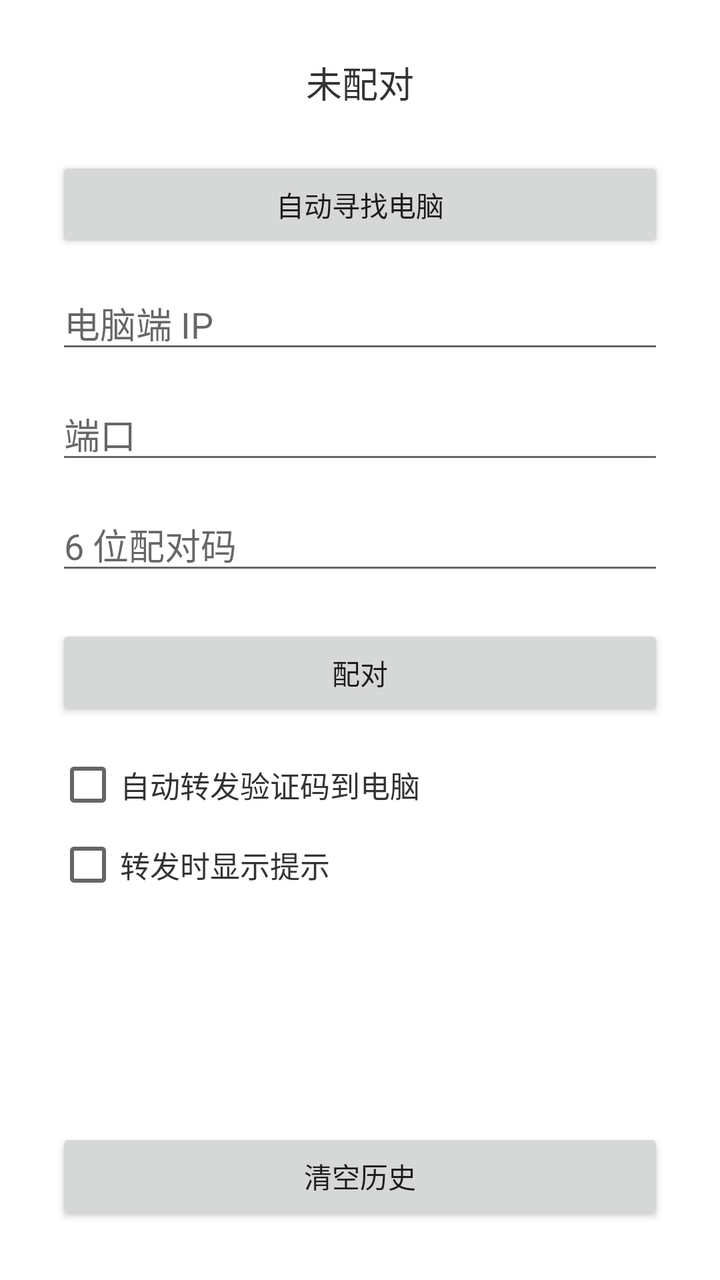
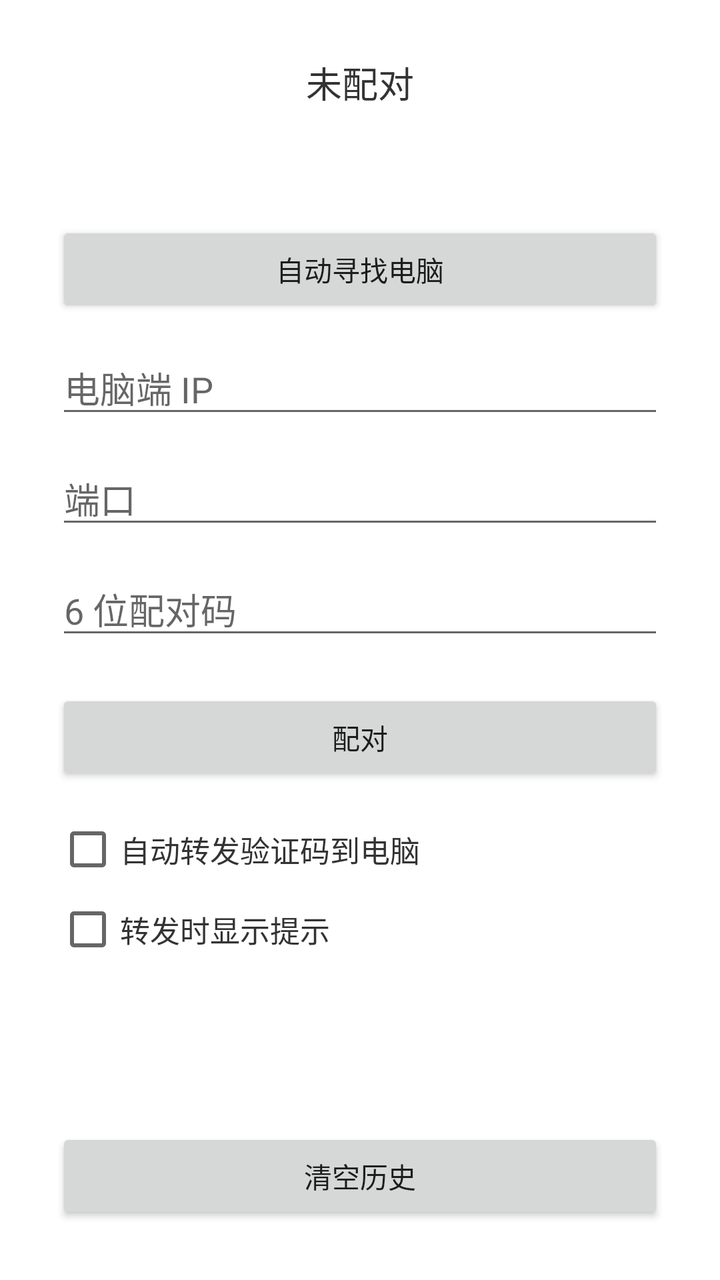

Compare the two renders of this Android layout. The source of the first and the diff that turns it into the second are given below.
<!-- AndroidManifest.xml: application theme android:Theme.Material.Light.NoActionBar -->
<!-- res/layout/activity_main.xml -->
<?xml version="1.0" encoding="utf-8"?>
<LinearLayout xmlns:android="http://schemas.android.com/apk/res/android"
    android:layout_width="match_parent"
    android:layout_height="match_parent"
    android:background="@android:color/white"
    android:gravity="center_horizontal"
    android:orientation="vertical"
    android:padding="28dp">

    <TextView
        android:id="@+id/statusText"
        android:layout_width="match_parent"
        android:layout_height="wrap_content"
        android:layout_marginBottom="24dp"
        android:gravity="center"
        android:text="未配对"
        android:textColor="#333333"
        android:textSize="18sp" />

    <Button
        android:id="@+id/discoverButton"
        android:layout_width="match_parent"
        android:layout_height="wrap_content"
        android:layout_marginBottom="12dp"
        android:text="自动寻找电脑" />

    <EditText
        android:id="@+id/hostInput"
        android:layout_width="match_parent"
        android:layout_height="wrap_content"
        android:layout_marginBottom="12dp"
        android:hint="电脑端 IP"
        android:inputType="text"
        android:singleLine="true" />

    <EditText
        android:id="@+id/portInput"
        android:layout_width="match_parent"
        android:layout_height="wrap_content"
        android:layout_marginBottom="12dp"
        android:hint="端口"
        android:inputType="number"
        android:singleLine="true" />

    <EditText
        android:id="@+id/codeInput"
        android:layout_width="match_parent"
        android:layout_height="wrap_content"
        android:layout_marginBottom="20dp"
        android:hint="6 位配对码"
        android:inputType="number"
        android:maxLength="6"
        android:singleLine="true" />

    <Button
        android:id="@+id/pairButton"
        android:layout_width="match_parent"
        android:layout_height="wrap_content"
        android:text="配对" />

    <Button
        android:id="@+id/unbindButton"
        android:layout_width="match_parent"
        android:layout_height="wrap_content"
        android:layout_marginTop="8dp"
        android:text="断开配对"
        android:visibility="gone" />

    <CheckBox
        android:id="@+id/autoForwardCheckbox"
        android:layout_width="match_parent"
        android:layout_height="wrap_content"
        android:layout_marginTop="16dp"
        android:text="自动转发验证码到电脑"
        android:textColor="#333333"
        android:textSize="15sp" />

    <CheckBox
        android:id="@+id/notifyCheckbox"
        android:layout_width="match_parent"
        android:layout_height="wrap_content"
        android:layout_marginTop="8dp"
        android:text="转发时显示提示"
        android:textColor="#333333"
        android:textSize="15sp" />

    <ListView
        android:id="@+id/historyList"
        android:layout_width="match_parent"
        android:layout_height="0dp"
        android:layout_marginTop="16dp"
        android:layout_weight="1" />

    <Button
        android:id="@+id/clearHistoryButton"
        android:layout_width="match_parent"
        android:layout_height="wrap_content"
        android:layout_marginTop="8dp"
        android:text="清空历史" />

</LinearLayout>
<!-- resources referenced by this layout -->
<resources>

</resources>

<!-- the commit's change to res/layout/activity_main.xml (unified diff, before → after) -->
@@ -16,6 +16,15 @@
         android:text="未配对"
         android:textColor="#333333"
         android:textSize="18sp" />
+
+    <TextView
+        android:id="@+id/aboutText"
+        android:layout_width="match_parent"
+        android:layout_height="wrap_content"
+        android:layout_marginBottom="16dp"
+        android:gravity="center"
+        android:textColor="#999999"
+        android:textSize="12sp" />
 
     <Button
         android:id="@+id/discoverButton"
